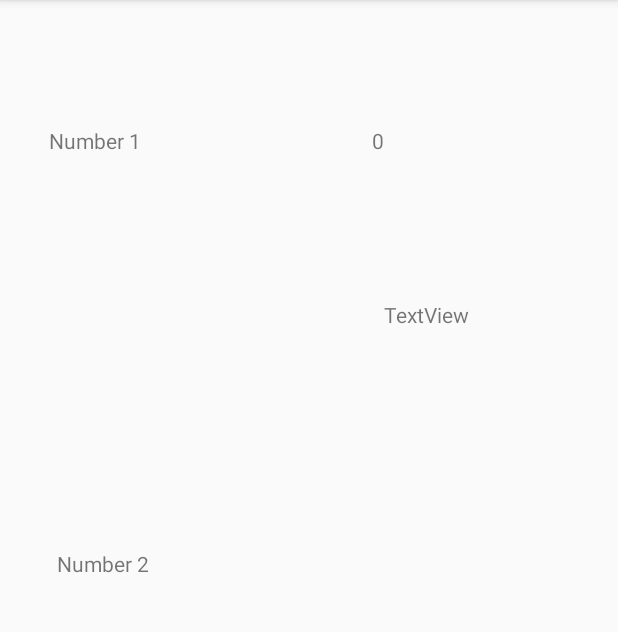
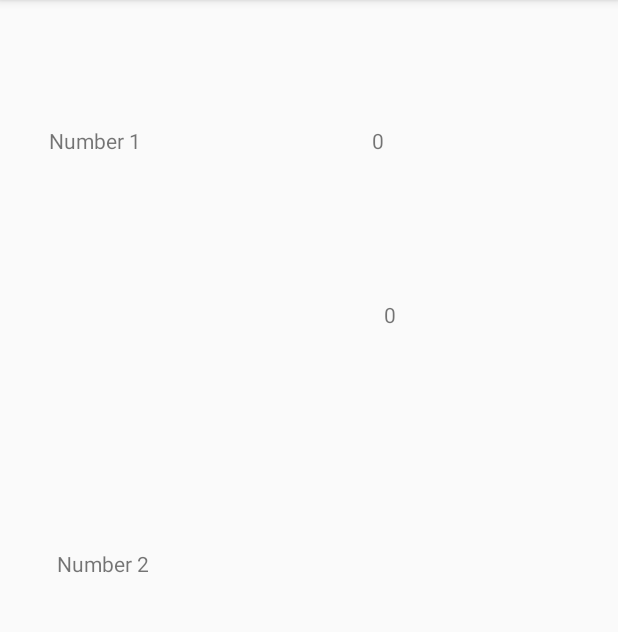
Before and after one commit to harinditha/MAD_Tute2, an Android app: the screen it shows after launch (SecondActivity), after a tap on "OK", on a phone screen of 412 x 824 dp, the part 84-716 px from its top. Run offline under Robolectric (Android 15) with nearby library versions, the phone set to English and light mode, and no system bars; 2 statements that could not run were skipped.

Commit message:
passing both values

```diff
--- a/app/src/main/java/com/example/intentsproj/FirstActivity.java
+++ b/app/src/main/java/com/example/intentsproj/FirstActivity.java
@@ -16,6 +16,7 @@ public class FirstActivity extends AppCompatActivity {
 //    private Button button;
 //    String myString = "You just clicked the OK button";
     public static final String EXTRA_NUmber = "com.example.intentsproj.EXTRA_NUMBER";
+    public static final String EXTRA_NUmber2 = "com.example.intentsproj.EXTRA_NUMBER2";
 
 
     @Override
@@ -48,8 +49,12 @@ public class FirstActivity extends AppCompatActivity {
 //                    int userNumber = Integer.parseInt(userData);
                     int number = Integer.parseInt(userTextEntry.getText().toString());
 
+                    EditText userTextEntry2 = (EditText) findViewById(R.id.editText5);
+                    int number2 = Integer.parseInt(userTextEntry2.getText().toString());
+
                     Intent intent = new Intent(FirstActivity.this, SecondActivity.class);
                     intent.putExtra(EXTRA_NUmber, number);
+                    intent.putExtra(EXTRA_NUmber2, number2);
                     startActivity(intent);
 
                     showtoast();
--- a/app/src/main/java/com/example/intentsproj/SecondActivity.java
+++ b/app/src/main/java/com/example/intentsproj/SecondActivity.java
@@ -20,9 +20,12 @@ public class SecondActivity extends AppCompatActivity {
         //Get the Intent that started us to find the parameter (extra).
         Intent intent = getIntent();
         int myValue = intent.getIntExtra(FirstActivity.EXTRA_NUmber, 0);
+        int myValue2 = intent.getIntExtra(FirstActivity.EXTRA_NUmber2, 0);
         //display the value to the screen.
         TextView displayNumber = (TextView) findViewById(R.id.textView5);
+        TextView displaynumber2 = (TextView) findViewById(R.id.textView6);
 
         displayNumber.setText("" +myValue);
+        displaynumber2.setText("" +myValue2);
     }
 }
```
